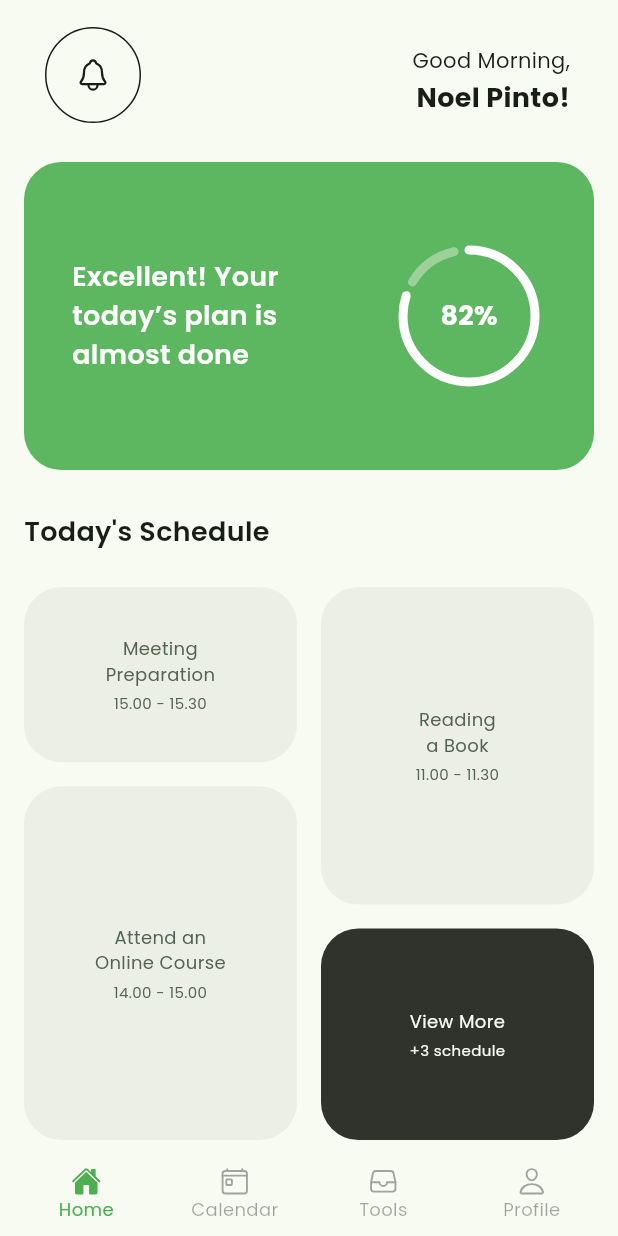
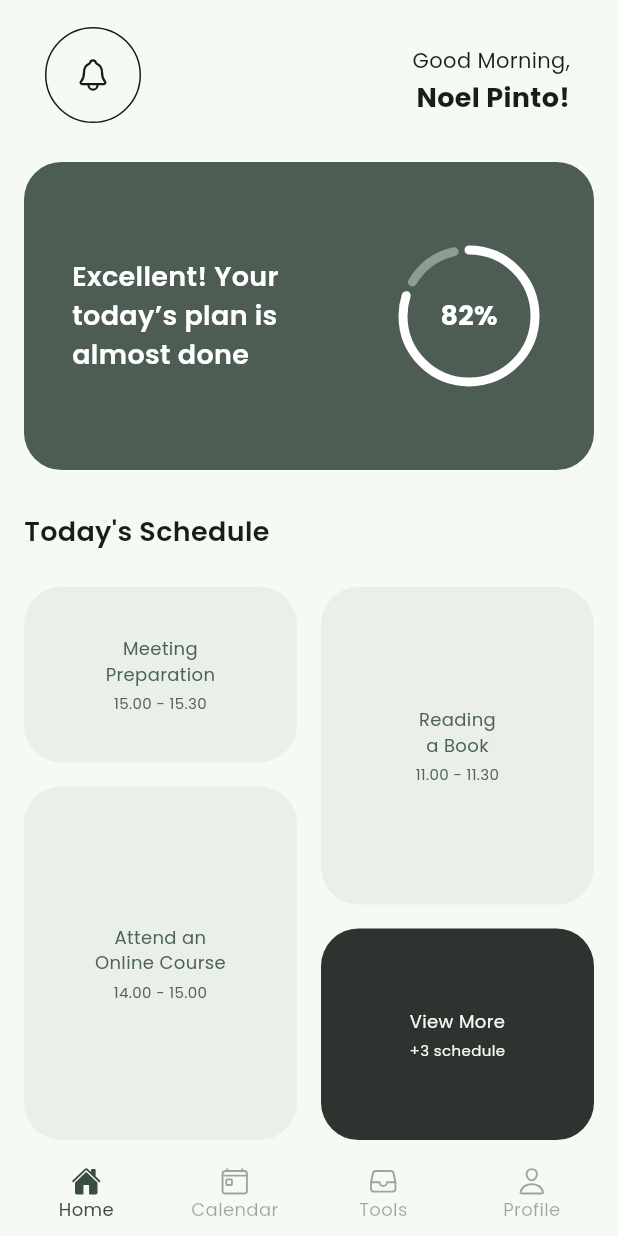
Before and after one commit to curiouslumber/Planora, a Flutter app: the screen it shows after launch, on a phone screen of 412 x 824 dp. Run offline on Flutter 3.47's test engine with Material 3 defaults, Android fonts, the phone set to English and light mode, and no system bars; drawn by our look-alikes of calendar_view; our stand-ins replace date_field, flutter_svg, get, google_fonts, hive, hive_flutter and 1 more; accounts and stored records are empty.

Commit message:
updated theme

```diff
--- a/lib/main.dart
+++ b/lib/main.dart
@@ -17,14 +17,14 @@ class MyApp extends StatelessWidget {
   MyApp({super.key});
 
   final lightColorScheme = ColorScheme.fromSeed(
-    seedColor: Colors.green,
+    seedColor: Color(0xff3b4c42),
     brightness: Brightness.light,
-  ).copyWith(primary: Colors.green);
+  ).copyWith(primary: Color(0xff3b4c42));
 
   final darkColorScheme = ColorScheme.fromSeed(
-    seedColor: Colors.green,
+    seedColor: Color(0xff3b4c42),
     brightness: Brightness.dark,
-  ).copyWith(primary: Colors.green);
+  ).copyWith(primary: Color(0xff3b4c42));
 
   @override
   Widget build(BuildContext context) {
--- a/lib/views/pages/calendar.dart
+++ b/lib/views/pages/calendar.dart
@@ -192,7 +192,8 @@ class _CalendarState extends State<Calendar> {
                                                 : context
                                                     .theme
                                                     .colorScheme
-                                                    .inversePrimary,
+                                                    .onPrimary
+                                                    .withOpacity(0.8),
                                       ),
                                     ),
                                     child: Column(
```
Also changed, not shown: 47 other files.
